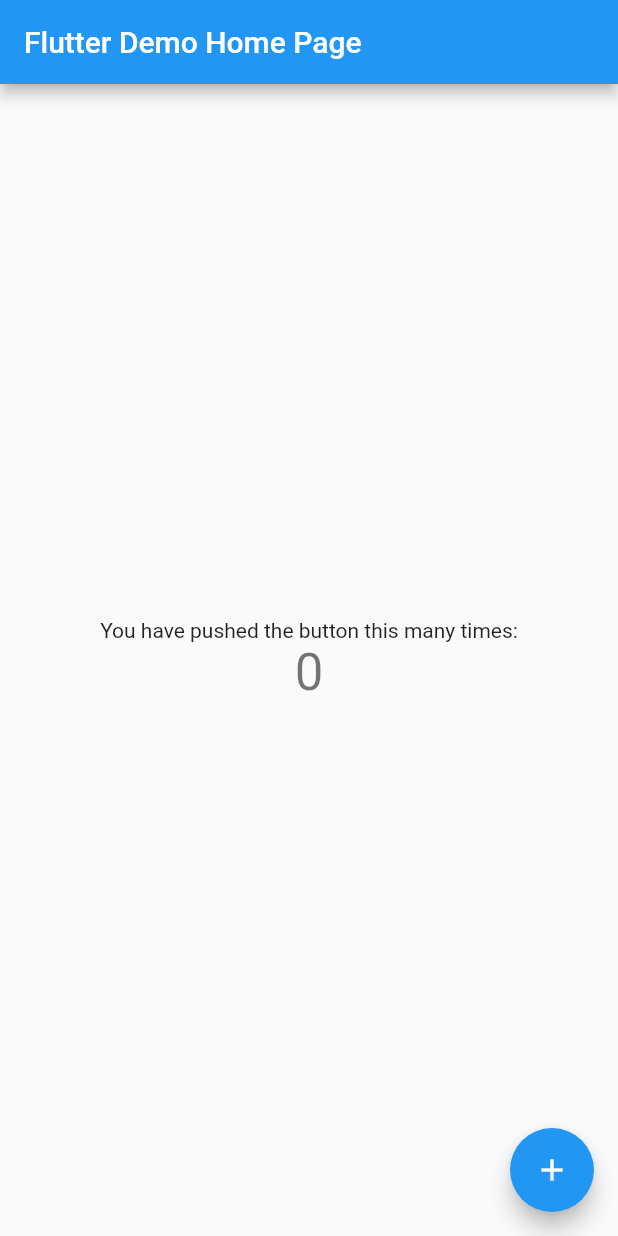
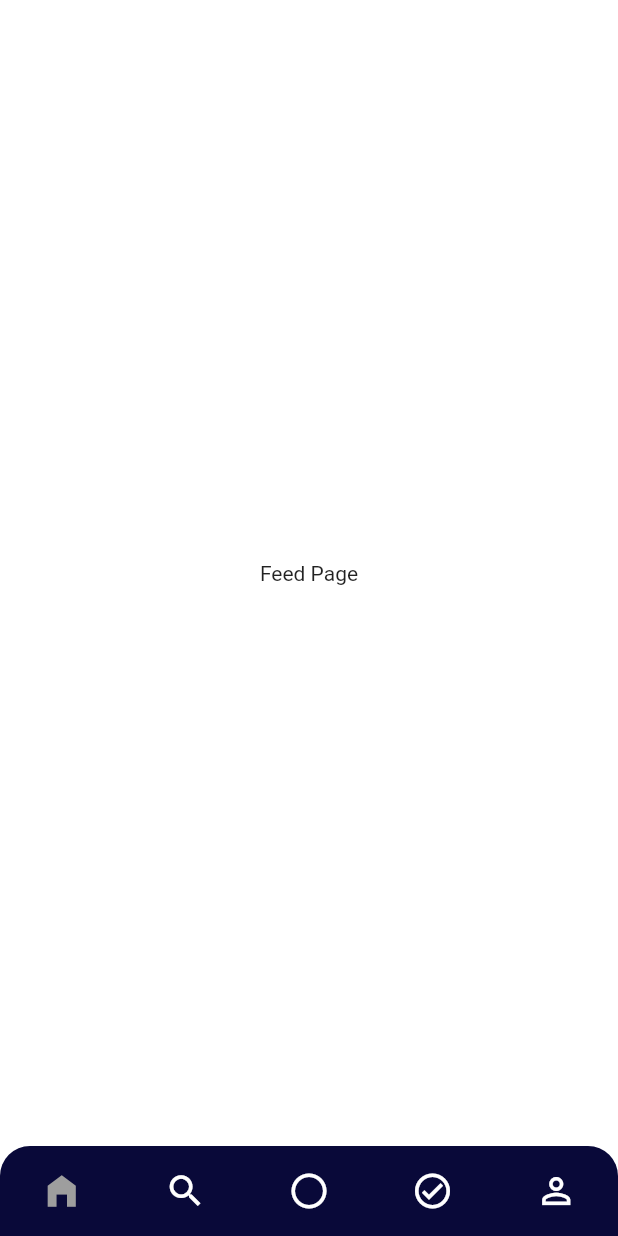
Before and after one commit to SamirOk123/Feed-Page, a Flutter app: the screen it shows after launch, on a phone screen of 412 x 824 dp. Run offline on Flutter 3.47's test engine with Material 2 defaults, Android fonts, the phone set to English and light mode, and no system bars; our stand-ins replace get.

Commit message:
Bottom Navigation Completed

```diff
--- /dev/null
+++ b/lib/constants.dart
@@ -0,0 +1,6 @@
+import 'package:flutter/material.dart';
+
+//COLORS
+
+const kWhite = Colors.white;
+const kGrey = Colors.grey;
--- a/lib/main.dart
+++ b/lib/main.dart
@@ -1,3 +1,4 @@
+import 'package:finsire_machine_test/views/home_screen.dart';
 import 'package:flutter/material.dart';
 
 void main() {
@@ -7,109 +8,12 @@ void main() {
 class MyApp extends StatelessWidget {
   const MyApp({Key? key}) : super(key: key);
 
-  // This widget is the root of your application.
   @override
   Widget build(BuildContext context) {
-    return MaterialApp(
-      title: 'Flutter Demo',
-      theme: ThemeData(
-        // This is the theme of your application.
-        //
-        // Try running your application with "flutter run". You'll see the
-        // application has a blue toolbar. Then, without quitting the app, try
-        // changing the primarySwatch below to Colors.green and then invoke
-        // "hot reload" (press "r" in the console where you ran "flutter run",
-        // or simply save your changes to "hot reload" in a Flutter IDE).
-        // Notice that the counter didn't reset back to zero; the application
-        // is not restarted.
-        primarySwatch: Colors.blue,
-      ),
-      home: const MyHomePage(title: 'Flutter Demo Home Page'),
+    return  MaterialApp(
+      title: 'Finsire',
+      home: HomeScreen(),
+      debugShowCheckedModeBanner: false,
     );
   }
 }
-
-class MyHomePage extends StatefulWidget {
-  const MyHomePage({Key? key, required this.title}) : super(key: key);
-
-  // This widget is the home page of your application. It is stateful, meaning
-  // that it has a State object (defined below) that contains fields that affect
-  // how it looks.
-
-  // This class is the configuration for the state. It holds the values (in this
-  // case the title) provided by the parent (in this case the App widget) and
-  // used by the build method of the State. Fields in a Widget subclass are
-  // always marked "final".
-
-  final String title;
-
-  @override
-  State<MyHomePage> createState() => _MyHomePageState();
-}
-
-class _MyHomePageState extends State<MyHomePage> {
-  int _counter = 0;
-
-  void _incrementCounter() {
-    setState(() {
-      // This call to setState tells the Flutter framework that something has
-      // changed in this State, which causes it to rerun the build method below
-      // so that the display can reflect the updated values. If we changed
-      // _counter without calling setState(), then the build method would not be
-      // called again, and so nothing would appear to happen.
-      _counter++;
-    });
-  }
-
-  @override
-  Widget build(BuildContext context) {
-    // This method is rerun every time setState is called, for instance as done
-    // by the _incrementCounter method above.
-    //
-    // The Flutter framework has been optimized to make rerunning build methods
-    // fast, so that you can just rebuild anything that needs updating rather
-    // than having to individually change instances of widgets.
-    return Scaffold(
-      appBar: AppBar(
-        // Here we take the value from the MyHomePage object that was created by
-        // the App.build method, and use it to set our appbar title.
-        title: Text(widget.title),
-      ),
-      body: Center(
-        // Center is a layout widget. It takes a single child and positions it
-        // in the middle of the parent.
-        child: Column(
-          // Column is also a layout widget. It takes a list of children and
-          // arranges them vertically. By default, it sizes itself to fit its
-          // children horizontally, and tries to be as tall as its parent.
-          //
-          // Invoke "debug painting" (press "p" in the console, choose the
-          // "Toggle Debug Paint" action from the Flutter Inspector in Android
-          // Studio, or the "Toggle Debug Paint" command in Visual Studio Code)
-          // to see the wireframe for each widget.
-          //
-          // Column has various properties to control how it sizes itself and
-          // how it positions its children. Here we use mainAxisAlignment to
-          // center the children vertically; the main axis here is the vertical
-          // axis because Columns are vertical (the cross axis would be
-          // horizontal).
-          mainAxisAlignment: MainAxisAlignment.center,
-          children: <Widget>[
-            const Text(
-              'You have pushed the button this many times:',
-            ),
-            Text(
-              '$_counter',
-              style: Theme.of(context).textTheme.headline4,
-            ),
-          ],
-        ),
-      ),
-      floatingActionButton: FloatingActionButton(
-        onPressed: _incrementCounter,
-        tooltip: 'Increment',
-        child: const Icon(Icons.add),
-      ), // This trailing comma makes auto-formatting nicer for build methods.
-    );
-  }
-}
--- /dev/null
+++ b/lib/views/controllers/navigation_controller.dart
@@ -0,0 +1,19 @@
+import 'package:finsire_machine_test/views/feed_page.dart';
+import 'package:finsire_machine_test/views/page_five.dart';
+import 'package:finsire_machine_test/views/page_four.dart';
+import 'package:finsire_machine_test/views/page_three.dart';
+import 'package:finsire_machine_test/views/page_two.dart';
+import 'package:get/get.dart';
+
+class NavigationController extends GetxController{
+
+  RxInt pageIndex = 0.obs;
+
+  final pages = [
+    FeedPage(),
+    PageTwo(),
+    PageThree(),
+    PageFour(),
+    PageFive(),
+  ].obs;
+}
--- /dev/null
+++ b/lib/views/feed_page.dart
@@ -0,0 +1,15 @@
+import 'package:flutter/material.dart';
+
+class FeedPage extends StatefulWidget {
+  const FeedPage({ Key? key }) : super(key: key);
+
+  @override
+  State<FeedPage> createState() => _FeedPageState();
+}
+
+class _FeedPageState extends State<FeedPage> {
+  @override
+  Widget build(BuildContext context) {
+    return const Scaffold(backgroundColor: Colors.white,body: Center(child: Text('Feed Page'),),);
+  }
+}
--- /dev/null
+++ b/lib/views/home_screen.dart
@@ -0,0 +1,27 @@
+import 'package:finsire_machine_test/constants.dart';
+import 'package:finsire_machine_test/views/controllers/navigation_controller.dart';
+import 'package:finsire_machine_test/widgets/custom_bottom_nav.dart';
+import 'package:flutter/material.dart';
+import 'package:get/get.dart';
+
+class HomeScreen extends StatelessWidget {
+  HomeScreen({Key? key}) : super(key: key);
+
+  //DEPENDENCY INJECTION
+  final navigationController = Get.put(NavigationController());
+
+  @override
+  Widget build(BuildContext context) {
+    return SafeArea(
+      child: Obx(
+        () => Scaffold(
+          backgroundColor: kWhite,
+          body:
+              navigationController.pages[navigationController.pageIndex.value],
+          bottomNavigationBar:
+              CustomBottomNavBar(navigationController: navigationController),
+        ),
+      ),
+    );
+  }
+}
--- /dev/null
+++ b/lib/views/page_five.dart
@@ -0,0 +1,15 @@
+import 'package:flutter/material.dart';
+
+class PageFive extends StatelessWidget {
+  const PageFive({Key? key}) : super(key: key);
+
+  @override
+  Widget build(BuildContext context) {
+    return Container(
+      color: Colors.white,
+      child: const Center(
+        child: Text('Page Five'),
+      ),
+    );
+  }
+}
--- /dev/null
+++ b/lib/views/page_four.dart
@@ -0,0 +1,12 @@
+import 'package:flutter/material.dart';
+
+class PageFour extends StatelessWidget {
+  const PageFour({ Key? key }) : super(key: key);
+
+  @override
+  Widget build(BuildContext context) {
+    return Container(color: Colors.white,child: Center(child: Text('Page Four'),),
+
+    );
+  }
+}
--- /dev/null
+++ b/lib/views/page_three.dart
@@ -0,0 +1,12 @@
+import 'package:flutter/material.dart';
+
+class PageThree extends StatelessWidget {
+  const PageThree({ Key? key }) : super(key: key);
+
+  @override
+  Widget build(BuildContext context) {
+    return Container(color: Colors.white,child: Center(child: Text('Page Three'),),
+
+    );
+  }
+}
--- /dev/null
+++ b/lib/views/page_two.dart
@@ -0,0 +1,12 @@
+import 'package:flutter/material.dart';
+
+class PageTwo extends StatelessWidget {
+  const PageTwo({ Key? key }) : super(key: key);
+
+  @override
+  Widget build(BuildContext context) {
+    return Container(color: Colors.white,child: Center(child: Text('Page Two')),
+
+    );
+  }
+}
--- /dev/null
+++ b/lib/widgets/custom_bottom_nav.dart
@@ -0,0 +1,117 @@
+import 'package:finsire_machine_test/constants.dart';
+import 'package:finsire_machine_test/views/controllers/navigation_controller.dart';
+import 'package:flutter/material.dart';
+import 'package:get/get.dart';
+
+class CustomBottomNavBar extends StatelessWidget {
+  const CustomBottomNavBar({
+    Key? key,
+    required this.navigationController,
+  }) : super(key: key);
+
+  final NavigationController navigationController;
+
+  @override
+  Widget build(BuildContext context) {
+    return Container(
+      height: 60,
+      decoration: const BoxDecoration(
+        color: Color(0xff090939),
+        borderRadius: BorderRadius.only(
+          topLeft: Radius.circular(20),
+          topRight: Radius.circular(20),
+        ),
+      ),
+      child: Row(
+        mainAxisAlignment: MainAxisAlignment.spaceAround,
+        children: [
+          Obx(
+            () => IconButton(
+              enableFeedback: false,
+              onPressed: () => navigationController.pageIndex.value = 0,
+              icon: navigationController.pageIndex.value == 0
+                  ? const Icon(
+                      Icons.home_filled,
+                      color: kGrey,
+                      size: 28,
+                    )
+                  : const Icon(
+                      Icons.home_filled,
+                      color: kWhite,
+                      size: 28,
+                    ),
+            ),
+          ),
+          Obx(
+            () => IconButton(
+              enableFeedback: false,
+              onPressed: () => navigationController.pageIndex.value = 1,
+              icon: navigationController.pageIndex.value == 1
+                  ? const Icon(
+                      Icons.search,
+                      color: kGrey,
+                      size: 28,
+                    )
+                  : const Icon(
+                      Icons.search,
+                      color: kWhite,
+                      size: 28,
+                    ),
+            ),
+          ),
+          Obx(
+            () => IconButton(
+              enableFeedback: false,
+              onPressed: () => navigationController.pageIndex.value = 2,
+              icon: navigationController.pageIndex.value == 2
+                  ? const Icon(
+                      Icons.circle_outlined,
+                      color: kGrey,
+                      size: 28,
+                    )
+                  : const Icon(
+                      Icons.circle_outlined,
+                      color: kWhite,
+                      size: 28,
+                    ),
+            ),
+          ),
+          Obx(
+            () => IconButton(
+              enableFeedback: false,
+              onPressed: () => navigationController.pageIndex.value = 3,
+              icon: navigationController.pageIndex.value == 3
+                  ? const Icon(
+                      Icons.check_circle_outlined,
+                      color: kGrey,
+                      size: 28,
+                    )
+                  : const Icon(
+                      Icons.check_circle_outlined,
+                      color: kWhite,
+                      size: 28,
+                    ),
+            ),
+          ),
+          Obx(
+            () => IconButton(
+              enableFeedback: false,
+              onPressed: () => navigationController.pageIndex.value = 4,
+              icon: navigationController.pageIndex.value == 4
+                  ? const Icon(
+                      Icons.person_outline,
+                      color: kGrey,
+                      size: 28,
+                    )
+                  : const Icon(
+                      Icons.person_outline,
+                      color: kWhite,
+                      size: 28,
+                    ),
+            ),
+          ),
+        ],
+      ),
+    );
+  }
+}
```
Also changed, not shown: pubspec.yaml (+5 -70 lines), lib/home_screen.dart (deleted), pubspec.lock.
